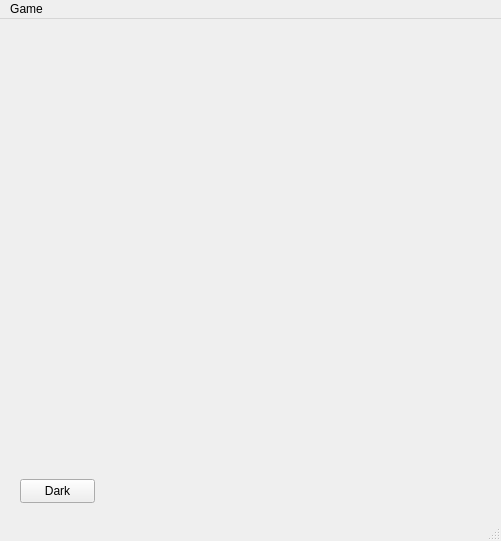
The window that PyLearn7-Assignment23/main_window.ui (MahdiAhmadiKamal/PyLearn7-GUI) describes before a commit, drawn with Qt 5.
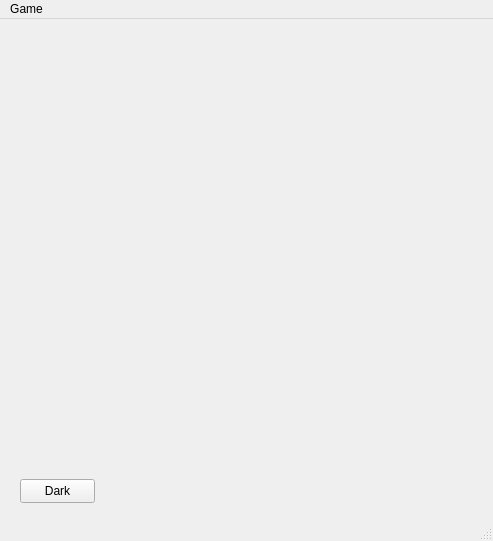
The same window after the commit.

Diff of the .ui file:
```diff
--- a/PyLearn7-Assignment23/main_window.ui
+++ b/PyLearn7-Assignment23/main_window.ui
@@ -6,7 +6,7 @@
    <rect>
     <x>0</x>
     <y>0</y>
-    <width>501</width>
+    <width>493</width>
     <height>541</height>
    </rect>
   </property>
@@ -18,7 +18,7 @@
   </property>
   <property name="minimumSize">
    <size>
-    <width>501</width>
+    <width>493</width>
     <height>541</height>
    </size>
   </property>
@@ -62,7 +62,7 @@
     <rect>
      <x>0</x>
      <y>0</y>
-     <width>501</width>
+     <width>493</width>
      <height>22</height>
     </rect>
    </property>
```
